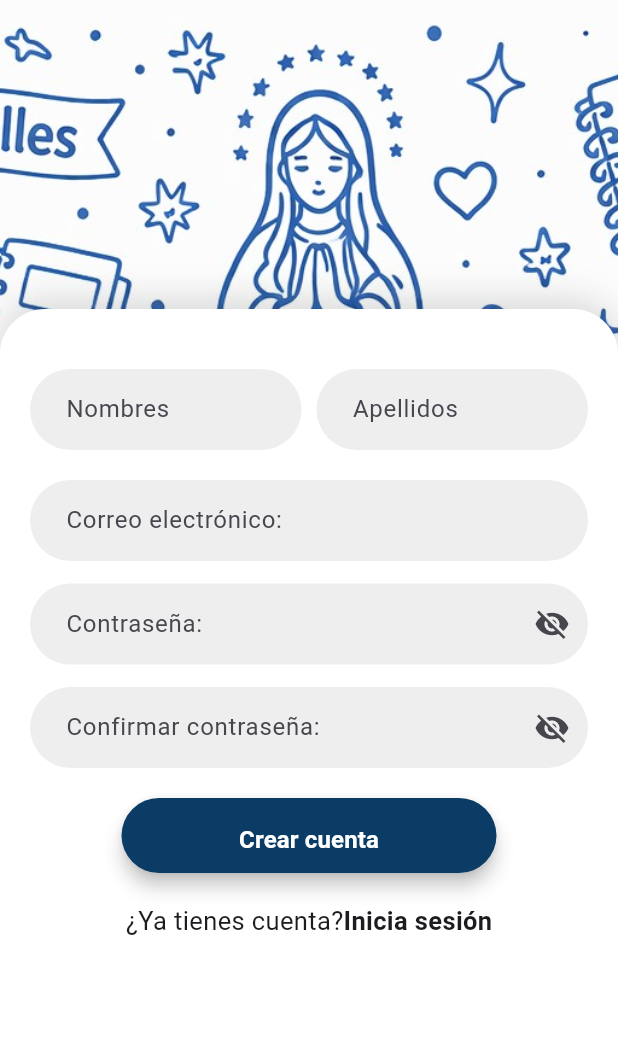
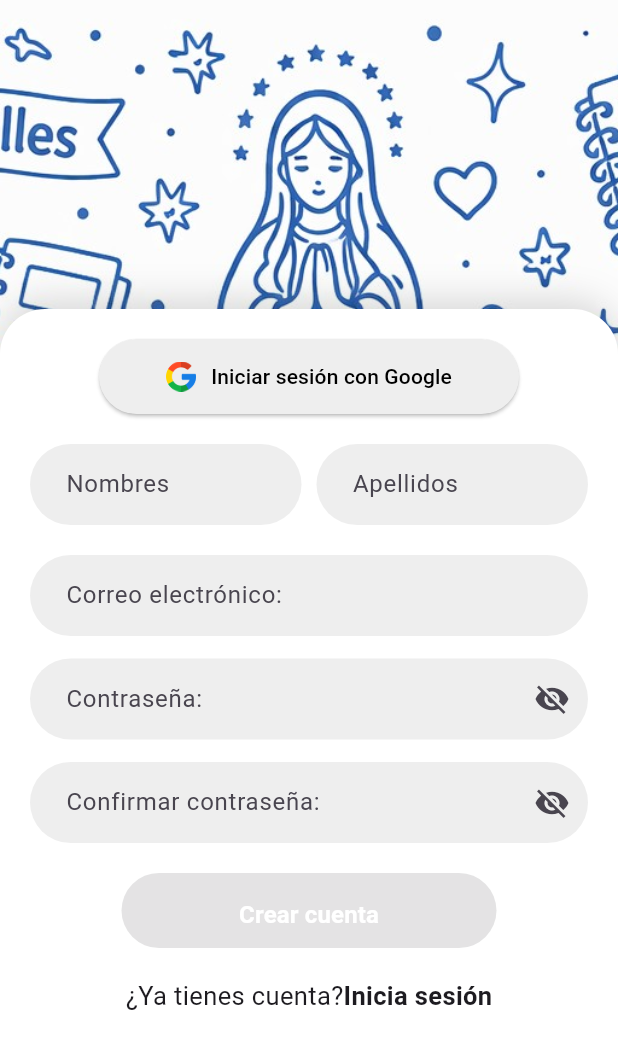
Before and after one commit to marcosdaniel-eng/gmon, a Flutter app: the SignupPage screen opened directly, on a phone screen of 412 x 824 dp. Shown: the top 1049 px of the screen. Run offline on Flutter 3.47's test engine with Material 3 defaults, Android fonts, the phone set to English and light mode, and no system bars; our stand-ins replace cloud_firestore, firebase_auth, firebase_core, google_sign_in, internet_connection_checker_plus, shared_preferences and 1 more; accounts and stored records are empty.

Commit message:
Actualicé el registro y agregue el boton de google

```diff
--- a/lib/signup_page.dart
+++ b/lib/signup_page.dart
@@ -1,6 +1,9 @@
 import 'package:flutter/material.dart';
+import 'package:gmon/Admin_menu.dart';
+import 'package:gmon/Monitor_menu.dart';
 import 'package:gmon/auth_services.dart';
-
+import 'package:provider/provider.dart';
+import 'google_sign_in.dart';
 import 'home_page.dart';
 class SignupPage extends StatefulWidget {
   const SignupPage({super.key});
@@ -18,6 +21,7 @@ class _SignupPage extends State<SignupPage> {
   bool isLoading = false; //tiempo de carga
   bool isPasswordHidden = true;
   bool isCPasswordHidden = true;
+  bool passwordsMatch = true;
 
   // Instancia por AuthServices con autenticacion de Firebase
   final AuthServices _authServices = AuthServices();
@@ -92,6 +96,52 @@ class _SignupPage extends State<SignupPage> {
 
                       child: Column(
                         children: [
+                          SizedBox(
+                            width: 280,
+                            height: 50,
+                            child: ElevatedButton(
+                              style: ElevatedButton.styleFrom(
+                                backgroundColor: Colors.grey[200],
+                              ),
+                              onPressed: () async{
+                                final provider =
+                                Provider.of<GoogleSignInProvider>(context, listen: false);
+
+                                final role = await provider.googleLogin();
+
+                                print("ROLE GOOGLE: $role");
+
+                                if (!context.mounted) return;
+
+                                if (role == 'Admin') {
+                                  Navigator.pushReplacement(
+                                    context,
+                                    MaterialPageRoute(builder: (_) => Admin_Menu()),
+                                  );
+                                } else if (role == 'Monitor') {
+                                  Navigator.pushReplacement(
+                                    context,
+                                    MaterialPageRoute(builder: (_) => Monitor_menu()),
+                                  );
+                                } else {
+                                  ScaffoldMessenger.of(context).showSnackBar(
+                                    SnackBar(content: Text("No se encontró rol del usuario")),
+                                  );
+                                }
+                              },
+                              child: Row(
+                                mainAxisSize: MainAxisSize.min,
+                                children: [
+                                  Image.asset("assets/google.png", height: 20),
+                                  SizedBox(width: 10),
+                                  Text(
+                                    "Iniciar sesión con Google",
+                                    style: TextStyle(color: Colors.black),
+                                  ),
+                                ],
+                              ),
+                            ),
+                          ),
                           SizedBox(height: 20),
                           //Caja de texto Nombres y Apellidos
                           Row(
@@ -201,27 +251,28 @@ class _SignupPage extends State<SignupPage> {
                           //Caja de texto contraseña
                           SizedBox(height: 15),
                           TextField(
-                            controller:confirmpasswordController,
+                            controller: confirmpasswordController,
+                            onChanged: (value) {
+                              setState(() {
+                                passwordsMatch = value == passwordController.text;
+                              });
+                            },
                             decoration: InputDecoration(
                               labelText: "Confirmar contraseña:",
+                              errorText: passwordsMatch ? null : "Las contraseñas no coinciden",
                               filled: true,
                               fillColor: Colors.grey[200],
                               suffixIcon: IconButton(
-                                  onPressed: (){
-                                    setState(() {
-                                      isCPasswordHidden = !isCPasswordHidden;
-                                    });
-                                  },
-                                  icon:Icon(isCPasswordHidden ?Icons.visibility_off:Icons.visibility,)),
+                                onPressed: () {
+                                  setState(() {
+                                    isCPasswordHidden = !isCPasswordHidden;
+                                  });
+                                },
+                                icon: Icon(isCPasswordHidden
+                                    ? Icons.visibility_off
+                                    : Icons.visibility),
+                              ),
                               border: OutlineInputBorder(
-                                borderRadius: BorderRadius.circular(30),
-                                borderSide: BorderSide.none,
-                              ),
-                              enabledBorder: OutlineInputBorder(
-                                borderRadius: BorderRadius.circular(30),
-                                borderSide: BorderSide.none,
-                              ),
-                              focusedBorder: OutlineInputBorder(
                                 borderRadius: BorderRadius.circular(30),
                                 borderSide: BorderSide.none,
                               ),
@@ -240,7 +291,11 @@ class _SignupPage extends State<SignupPage> {
                               width: 250,
                               height: 50,
                               child: ElevatedButton(
-                                onPressed: _signup,
+                                onPressed: passwordsMatch &&
+                              passwordController.text.isNotEmpty &&
+                              confirmpasswordController.text.isNotEmpty
+                                  ? _signup
+                                  : null,
                                 style: ElevatedButton.styleFrom(
                                   backgroundColor: const Color(0xFF0B3C66),
                                   padding: const EdgeInsets.symmetric(vertical: 16),
```
